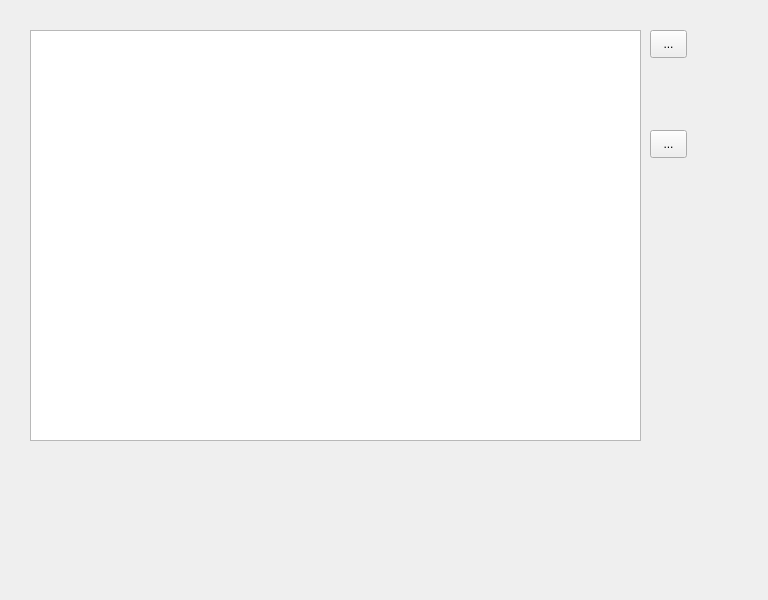
Above: src/color/colorconvert.ui from handy-sun/qitools before the change. Below: the same form after it.
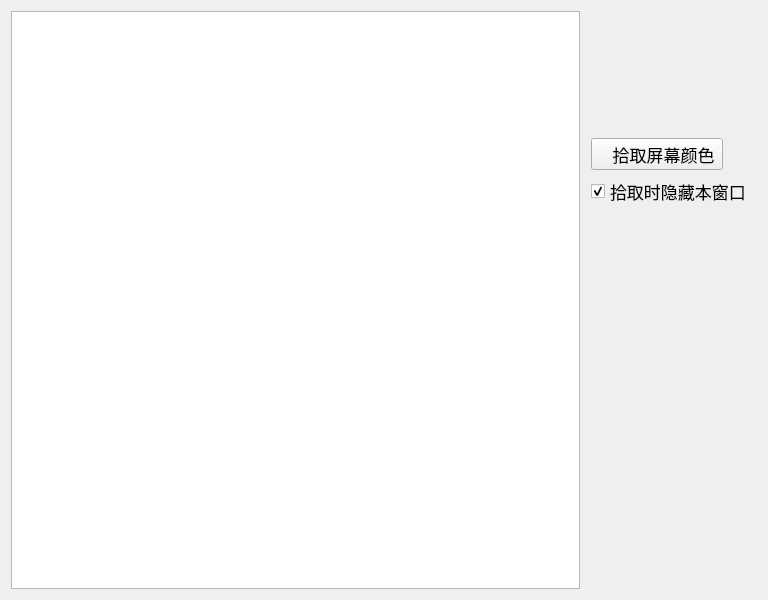
That is the form after the change. Icons and pictures are not drawn.

Commit message: pick screen color

```diff
--- a/src/color/colorconvert.ui
+++ b/src/color/colorconvert.ui
@@ -13,42 +13,83 @@
   <property name="windowTitle">
    <string>Form</string>
   </property>
-  <widget class="QToolButton" name="toolButtonRgbValue">
-   <property name="geometry">
-    <rect>
-     <x>650</x>
-     <y>30</y>
-     <width>37</width>
-     <height>28</height>
-    </rect>
-   </property>
-   <property name="text">
-    <string>...</string>
-   </property>
-  </widget>
-  <widget class="QToolButton" name="toolButtonRgbHex">
-   <property name="geometry">
-    <rect>
-     <x>650</x>
-     <y>130</y>
-     <width>37</width>
-     <height>28</height>
-    </rect>
-   </property>
-   <property name="text">
-    <string>...</string>
-   </property>
-  </widget>
-  <widget class="QTableWidget" name="tableWidget">
-   <property name="geometry">
-    <rect>
-     <x>30</x>
-     <y>30</y>
-     <width>611</width>
-     <height>411</height>
-    </rect>
-   </property>
-  </widget>
+  <layout class="QGridLayout" name="gridLayout">
+   <item row="0" column="0">
+    <widget class="QTableWidget" name="tableWidget"/>
+   </item>
+   <item row="0" column="1">
+    <layout class="QVBoxLayout" name="verticalLayout" stretch="3,1,1,9">
+     <property name="leftMargin">
+      <number>5</number>
+     </property>
+     <property name="rightMargin">
+      <number>5</number>
+     </property>
+     <item>
+      <spacer name="verticalSpacer_2">
+       <property name="orientation">
+        <enum>Qt::Vertical</enum>
+       </property>
+       <property name="sizeHint" stdset="0">
+        <size>
+         <width>20</width>
+         <height>40</height>
+        </size>
+       </property>
+      </spacer>
+     </item>
+     <item>
+      <widget class="QToolButton" name="toolButtonPick">
+       <property name="font">
+        <font>
+         <family>Microsoft YaHei</family>
+         <pointsize>13</pointsize>
+        </font>
+       </property>
+       <property name="text">
+        <string>   拾取屏幕颜色</string>
+       </property>
+       <property name="icon">
+        <iconset resource="../../resource/qitools.qrc">
+         <normaloff>:/colorpicker.png</normaloff>:/colorpicker.png</iconset>
+       </property>
+       <property name="toolButtonStyle">
+        <enum>Qt::ToolButtonTextBesideIcon</enum>
+       </property>
+      </widget>
+     </item>
+     <item>
+      <widget class="QCheckBox" name="checkBoxIsHideWindow">
+       <property name="font">
+        <font>
+         <family>Microsoft YaHei</family>
+         <pointsize>13</pointsize>
+        </font>
+       </property>
+       <property name="text">
+        <string>拾取时隐藏本窗口</string>
+       </property>
+       <property name="checked">
+        <bool>true</bool>
+       </property>
+      </widget>
+     </item>
+     <item>
+      <spacer name="verticalSpacer">
+       <property name="orientation">
+        <enum>Qt::Vertical</enum>
+       </property>
+       <property name="sizeHint" stdset="0">
+        <size>
+         <width>20</width>
+         <height>40</height>
+        </size>
+       </property>
+      </spacer>
+     </item>
+    </layout>
+   </item>
+  </layout>
  </widget>
  <resources/>
  <connections/>
```
Left out of the diff: 4 changed lines with no effect on the pictures. The commit also changes 9 other files.
